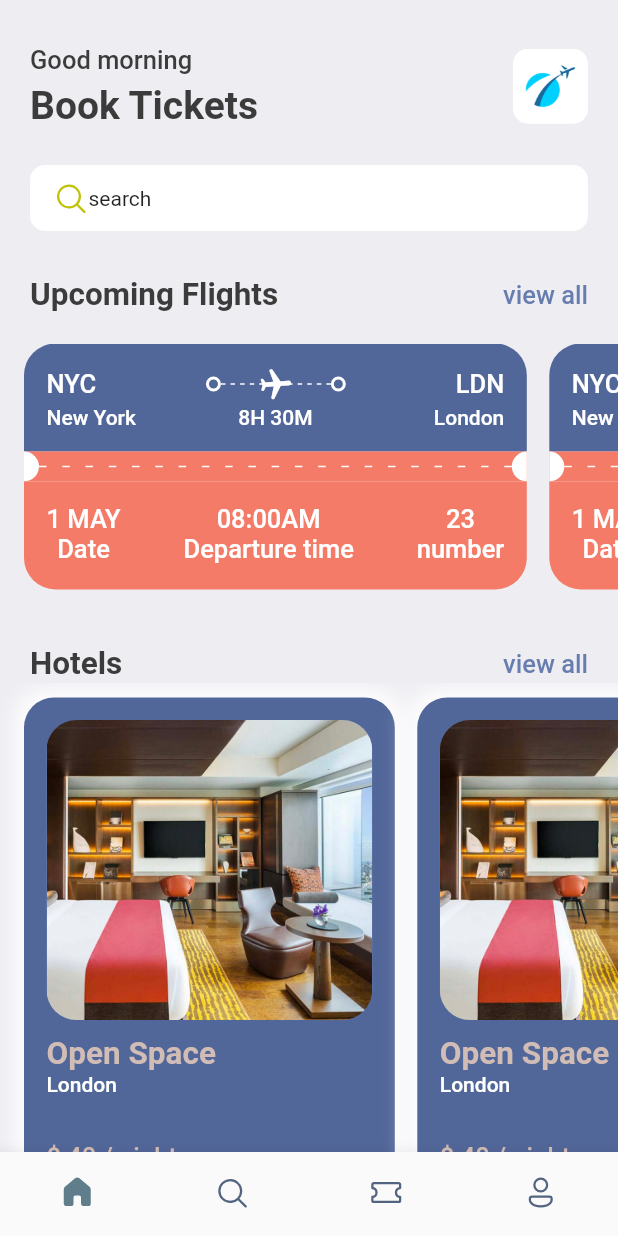
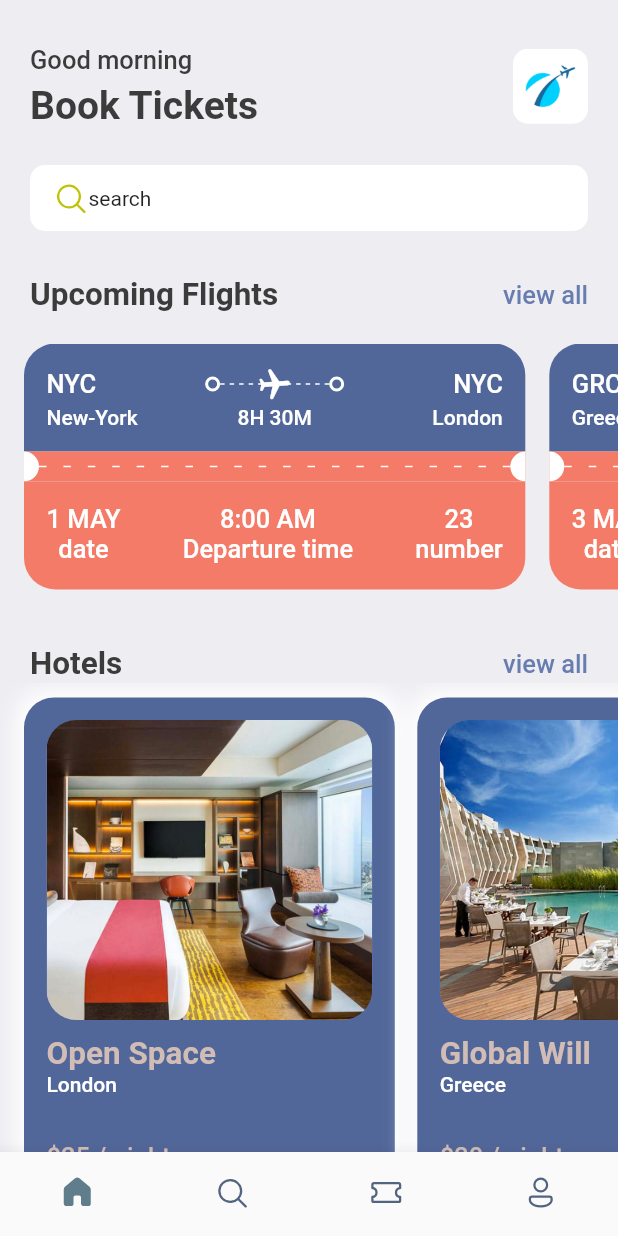
Before and after one commit to Jaysalasi/plane-ticket, a Flutter app: the screen it shows after launch, on a phone screen of 412 x 824 dp. Run offline on Flutter 3.47's test engine with Material 2 defaults, Android fonts, the phone set to English and light mode, and no system bars; our stand-ins replace fluentui_icons, gap, get.

```diff
--- a/lib/screens/bottom_bar.dart
+++ b/lib/screens/bottom_bar.dart
@@ -1,4 +1,6 @@
+import 'package:booktickets/screens/Ticket_screen.dart';
 import 'package:booktickets/screens/home_screen.dart';
+import 'package:booktickets/screens/search_screen.dart';
 import 'package:fluentui_icons/fluentui_icons.dart';
 import 'package:flutter/material.dart';
 
@@ -12,8 +14,8 @@ class BottomBar extends StatefulWidget {
 class _BottomBarState extends State<BottomBar> {
   static final List<Widget> _widgetOptions = <Widget>[
     const HomeScreen(),
-    const Text('search'),
-    const Text('ticket'),
+    const SearchScreen(),
+    const TicketScreen(),
     const Text('profile'),
   ];
 
--- a/lib/screens/home_screen.dart
+++ b/lib/screens/home_screen.dart
@@ -1,5 +1,7 @@
 import 'package:booktickets/screens/hotel_cards.dart';
+import 'package:booktickets/utils/app_layout.dart';
 import 'package:booktickets/utils/hotel_list.dart';
+import 'package:booktickets/widgets/double_text_widget.dart';
 import 'package:booktickets/widgets/ticker_view.dart';
 import 'package:fluentui_icons/fluentui_icons.dart';
 import 'package:flutter/material.dart';
@@ -48,8 +50,8 @@ class _HomeScreenState extends State<HomeScreen> {
                       ],
                     ),
                     Container(
-                      height: 50,
-                      width: 50,
+                      height: AppLayout.getHeight(50),
+                      width: AppLayout.getWidth(50),
                       decoration: BoxDecoration(
                         borderRadius: BorderRadius.circular(10),
                         image: const DecorationImage(
@@ -65,13 +67,13 @@ class _HomeScreenState extends State<HomeScreen> {
                   25,
                 ),
                 Container(
-                  padding: const EdgeInsets.symmetric(
-                    horizontal: 15,
-                    vertical: 10,
+                  padding: EdgeInsets.symmetric(
+                    horizontal: AppLayout.getWidth(15),
+                    vertical: AppLayout.getHeight(10),
                   ),
                   decoration: BoxDecoration(
                     borderRadius: BorderRadius.circular(
-                      10,
+                      AppLayout.getHeight(10),
                     ),
                     color: Colors.white,
                   ),
@@ -91,24 +93,10 @@ class _HomeScreenState extends State<HomeScreen> {
                 const Gap(
                   30,
                 ),
-                Row(
-                  mainAxisAlignment: MainAxisAlignment.spaceBetween,
-                  children: [
-                    Text(
-                      'Upcoming Flights',
-                      style: Styles.headLineStyle2,
-                    ),
-                    InkWell(
-                      onTap: () {},
-                      child: Text(
-                        'view all',
-                        style: Styles.headLineStyle3.copyWith(
-                          color: Styles.primaryColor,
-                        ),
-                      ),
-                    ),
-                  ],
-                )
+                const AppDoubleRowText(
+                  bigText: 'Upcoming Flights',
+                  smallText: 'view all',
+                ),
               ],
             ),
           ),
@@ -120,37 +108,22 @@ class _HomeScreenState extends State<HomeScreen> {
             child: Padding(
               padding: const EdgeInsets.only(left: 16),
               child: Row(
-                children: const [
-                  TicketView(),
-                  TicketView(),
-                ],
+                children: ticketList
+                    .map((singleTicket) => TicketView(ticket: singleTicket))
+                    .toList(),
               ),
             ),
           ),
           const Gap(
             1,
           ),
-          Container(
-            padding: const EdgeInsets.symmetric(
+          const Padding(
+            padding: EdgeInsets.symmetric(
               horizontal: 20,
             ),
-            child: Row(
-              mainAxisAlignment: MainAxisAlignment.spaceBetween,
-              children: [
-                Text(
-                  'Hotels',
-                  style: Styles.headLineStyle2,
-                ),
-                InkWell(
-                  onTap: () {},
-                  child: Text(
-                    'view all',
-                    style: Styles.headLineStyle3.copyWith(
-                      color: Styles.primaryColor,
-                    ),
-                  ),
-                ),
-              ],
+            child: AppDoubleRowText(
+              bigText: 'Hotels',
+              smallText: 'view all',
             ),
           ),
           SingleChildScrollView(
--- a/lib/screens/hotel_cards.dart
+++ b/lib/screens/hotel_cards.dart
@@ -9,6 +9,7 @@ class HotelCards extends StatelessWidget {
 
   @override
   Widget build(BuildContext context) {
+    print(hotel['price']);
     final size = AppLayout.getSize(context);
     return Container(
       padding: const EdgeInsets.symmetric(
@@ -43,9 +44,9 @@ class HotelCards extends StatelessWidget {
                 20,
               ),
               color: Styles.primaryColor,
-              image: const DecorationImage(
+              image: DecorationImage(
                 image: AssetImage(
-                  "assets/images/one.png",
+                  'assets/images/${hotel['image']}',
                 ),
                 fit: BoxFit.cover,
               ),
@@ -55,13 +56,13 @@ class HotelCards extends StatelessWidget {
             10,
           ),
           Text(
-            "Open Space",
+            "${hotel['place']}",
             style: Styles.headLineStyle2.copyWith(
               color: Styles.kakiColor,
             ),
           ),
           Text(
-            "London",
+            "${hotel['destination']}",
             style: Styles.headLineStyle4.copyWith(
               color: Styles.whiteColor,
             ),
@@ -70,7 +71,8 @@ class HotelCards extends StatelessWidget {
             30,
           ),
           Text(
-            "\$ 40 / night",
+            // ignore: prefer_interpolation_to_compose_strings
+            "\$" + hotel['price'].toString() + " / night",
             style: Styles.headLineStyle3.copyWith(
               color: Styles.kakiColor,
             ),
--- a/lib/utils/app_layout.dart
+++ b/lib/utils/app_layout.dart
@@ -1,7 +1,26 @@
 import 'package:flutter/cupertino.dart';
+import 'package:get/get.dart';
 
 class AppLayout {
   static getSize(BuildContext context) {
     return MediaQuery.of(context).size;
   }
+
+  static getScreenHeight() {
+    return Get.height;
+  }
+
+  static getScreenWidth() {
+    return Get.width;
+  }
+
+  static getHeight(double pixels) {
+    double x = getScreenHeight() / pixels;
+    return getScreenHeight() / x;
+  }
+
+  static getWidth(double pixels) {
+    double x = getScreenWidth() / pixels;
+    return getScreenWidth() / x;
+  }
 }
--- a/lib/utils/app_styles.dart
+++ b/lib/utils/app_styles.dart
@@ -9,9 +9,12 @@ class Styles {
   static Color textColor = const Color(0xff3b3b3b);
   static Color bgColor = const Color(0xffeeedf2);
   static Color blueColor = const Color(0xff526799);
+  static Color sharpblueColor = const Color(0xd91130ce);
   static Color orangeColor = const Color(0xfff37b67);
   static Color whiteColor = const Color(0xffffffff);
+  static Color slightWhiteColor = const Color(0xfff4f6fd);
   static Color kakiColor = const Color(0xffd2bdb6);
+  static Color iconColor = const Color(0xffbfc2df);
 
   static TextStyle textStyle =
       TextStyle(fontSize: 16, color: textColor, fontWeight: FontWeight.w500);
--- a/lib/utils/hotel_list.dart
+++ b/lib/utils/hotel_list.dart
@@ -2,19 +2,50 @@ List<Map<String, dynamic>> hotelList = [
   {
     'image': 'one.png',
     'place': 'Open Space',
-    'description': 'London',
+    'destination': 'London',
     'price': 25,
   },
   {
     'image': 'two.png',
     'place': 'Global Will',
-    'description': 'London',
+    'destination': 'Greece',
     'price': 30,
   },
   {
     'image': 'three.png',
     'place': 'Tallest building',
-    'description': 'Mars',
+    'destination': 'Mars',
     'price': 10,
   },
 ];
+
+List<Map<String, dynamic>> ticketList = [
+  {
+    'from': {
+      'code': 'NYC',
+      'name': 'New-York',
+    },
+    'to': {
+      'code': 'LDN',
+      'name': 'London',
+    },
+    'flying_time': '8H 30M',
+    'date': '1 MAY',
+    'departure_time': '8:00 AM',
+    'number': 23,
+  },
+  {
+    'from': {
+      'code': 'GRC',
+      'name': 'Greece',
+    },
+    'to': {
+      'code': 'LDN',
+      'name': 'London',
+    },
+    'flying_time': '8H 30M',
+    'date': '3 MAY',
+    'departure_time': '8:00 AM',
+    'number': 28,
+  },
+];
--- /dev/null
+++ b/lib/widgets/double_text_widget.dart
@@ -0,0 +1,34 @@
+import 'package:flutter/material.dart';
+
+import '../utils/app_styles.dart';
+
+class AppDoubleRowText extends StatelessWidget {
+  final String bigText;
+  final String smallText;
+  const AppDoubleRowText(
+      {super.key, required this.bigText, required this.smallText});
+
+  @override
+  Widget build(BuildContext context) {
+    return Container(
+      child: Row(
+        mainAxisAlignment: MainAxisAlignment.spaceBetween,
+        children: [
+          Text(
+            bigText,
+            style: Styles.headLineStyle2,
+          ),
+          InkWell(
+            onTap: () {},
+            child: Text(
+              smallText,
+              style: Styles.headLineStyle3.copyWith(
+                color: Styles.primaryColor,
+              ),
+            ),
+          ),
+        ],
+      ),
+    );
+  }
+}
--- a/lib/widgets/ticker_view.dart
+++ b/lib/widgets/ticker_view.dart
@@ -6,17 +6,18 @@ import 'package:gap/gap.dart';
 import '../utils/app_styles.dart';
 
 class TicketView extends StatelessWidget {
-  const TicketView({super.key});
+  final Map<String, dynamic> ticket;
+  const TicketView({super.key, required this.ticket});
 
   @override
   Widget build(BuildContext context) {
     final size = AppLayout.getSize(context);
     return SizedBox(
       width: size.width * 0.85,
-      height: 200,
+      height: AppLayout.getHeight(200),
       child: Container(
-        margin: const EdgeInsets.only(
-          right: 15,
+        margin: EdgeInsets.only(
+          right: AppLayout.getHeight(16),
         ),
         child: Column(
           children: [
@@ -27,26 +28,26 @@ class TicketView extends StatelessWidget {
             //
 
             Container(
-              decoration: const BoxDecoration(
-                color: Color(0xff526799),
+              decoration: BoxDecoration(
+                color: const Color(0xff526799),
                 borderRadius: BorderRadius.only(
                   topLeft: Radius.circular(
-                    21,
+                    AppLayout.getHeight(21),
                   ),
                   topRight: Radius.circular(
-                    21,
+                    AppLayout.getHeight(21),
                   ),
                 ),
               ),
-              padding: const EdgeInsets.all(
-                15,
+              padding: EdgeInsets.all(
+                AppLayout.getHeight(15),
               ),
               child: Column(
                 children: [
                   Row(
                     children: [
                       Text(
-                        'NYC',
+                        ticket['from']['code'],
                         style: Styles.headLineStyle3.copyWith(
                           color: Colors.white,
                         ),
@@ -57,7 +58,7 @@ class TicketView extends StatelessWidget {
                         child: Stack(
                           children: [
                             SizedBox(
-                              height: 24,
+                              height: AppLayout.getHeight(24),
                               child: LayoutBuilder(
                                 builder: (BuildContext context,
                                     BoxConstraints constraints) {
@@ -71,10 +72,10 @@ class TicketView extends StatelessWidget {
                                     children: List.generate(
                                       (constraints.constrainWidth() / 6)
                                           .floor(),
-                                      (index) => const SizedBox(
-                                        width: 3,
-                                        height: 1,
-                                        child: DecoratedBox(
+                                      (index) => SizedBox(
+                                        width: AppLayout.getWidth(3),
+                                        height: AppLayout.getHeight(1),
+                                        child: const DecoratedBox(
                                           decoration: BoxDecoration(
                                             color: Colors.white,
                                           ),
@@ -100,7 +101,7 @@ class TicketView extends StatelessWidget {
                       const ThickContainer(),
                       const Spacer(),
                       Text(
-                        'LDN',
+                        ticket['from']['code'],
                         style: Styles.headLineStyle3.copyWith(
                           color: Colors.white,
                         ),
@@ -114,9 +115,9 @@ class TicketView extends StatelessWidget {
                     mainAxisAlignment: MainAxisAlignment.spaceBetween,
                     children: [
                       SizedBox(
-                        width: 100,
+                        width: AppLayout.getWidth(100),
                         child: Text(
-                          'New York',
+                          ticket['from']['name'],
                           style: Styles.headLineStyle4.copyWith(
                             color: Colors.white,
                           ),
@@ -129,9 +130,9 @@ class TicketView extends StatelessWidget {
                         ),
                       ),
                       SizedBox(
-                        width: 100,
+                        width: AppLayout.getWidth(100),
                         child: Text(
-                          'London',
+                          ticket['to']['name'],
                           textAlign: TextAlign.end,
                           style: Styles.headLineStyle4.copyWith(
                             color: Colors.white,
@@ -241,13 +242,13 @@ class TicketView extends StatelessWidget {
                       Column(
                         children: [
                           Text(
-                            '1 MAY',
+                            ticket['date'],
                             style: Styles.headLineStyle3.copyWith(
                               color: Colors.white,
                             ),
                           ),
                           Text(
-                            'Date',
+                            'date',
                             style: Styles.headLineStyle3.copyWith(
                               color: Colors.white,
                             ),
@@ -258,7 +259,7 @@ class TicketView extends StatelessWidget {
                       Column(
                         children: [
                           Text(
-                            '08:00AM',
+                            ticket['departure_time'].toString(),
                             style: Styles.headLineStyle3.copyWith(
                               color: Colors.white,
                             ),
@@ -275,7 +276,7 @@ class TicketView extends StatelessWidget {
                       Column(
                         children: [
                           Text(
-                            '23',
+                            ticket['number'].toString(),
                             style: Styles.headLineStyle3.copyWith(
                               color: Colors.white,
                             ),
--- a/pubspec.yaml
+++ b/pubspec.yaml
@@ -32,6 +32,7 @@ dependencies:
   flutter:
     sdk: flutter
   gap: ^2.0.0
+  get:
 
 
   # The following adds the Cupertino Icons font to your application.
```
Also changed, not shown: lib/screens/search_screen.dart (added, +322 -0 lines), lib/screens/ticket_screen.dart (added, +21 -0 lines), lib/widgets/icon_text_widget.dart (added, +48 -0 lines), lib/widgets/tabs_widget.dart (added, +94 -0 lines), pubspec.lock.
